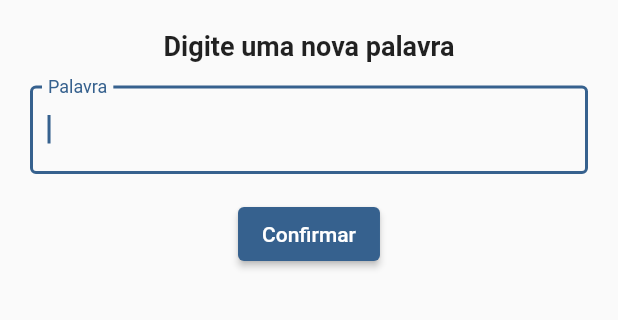
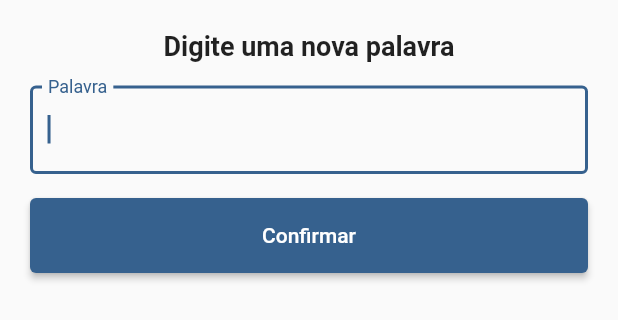
Before and after one commit to EduardoGomesSa/wordgame, a Flutter app: the NewWordModal widget shown alone on an empty page, opened directly with empty values, on a phone screen of 412 x 824 dp. Shown: the top 320 px of the screen. Run offline on Flutter 3.47's test engine with Material 3 defaults, Android fonts, the phone set to English and light mode, and no system bars; our stand-ins replace stop_watch_timer.

Commit message:
feat: :sparkles: button style improve

```diff
--- a/lib/src/screens/home/modals/new_word_modal.dart
+++ b/lib/src/screens/home/modals/new_word_modal.dart
@@ -12,7 +12,7 @@ class NewWordModal extends StatelessWidget {
 
     return Padding(
       padding: EdgeInsets.only(
-        bottom: MediaQuery.of(context).viewInsets.bottom,
+        bottom: MediaQuery.of(context).viewInsets.bottom + 10,
         top: 20,
         left: 20,
         right: 20,
@@ -40,7 +40,10 @@ class NewWordModal extends StatelessWidget {
             },
           ),
           const SizedBox(height: 16),
-          ElevatedButton(
+          SizedBox(
+            width: double.infinity,
+            height: 50,
+            child: ElevatedButton(
               onPressed: () {
                 gameController.wordsList.add(controller.text);
                 print(gameController.wordsList);
@@ -48,6 +51,7 @@ class NewWordModal extends StatelessWidget {
               },
               child: const Text("Confirmar"),
             ),
+          ),
         ],
       ),
     );
```
Lines whose indentation alone changed are shown as unchanged.
